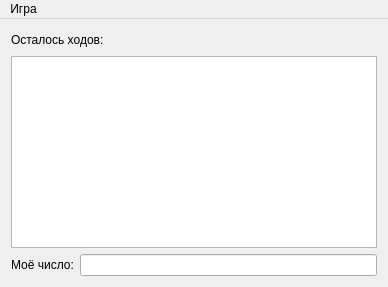
Qt form bulls_and_cows/mainwindow.ui (dimV36/bulls_and_cows) before a commit.
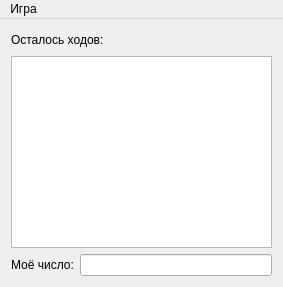
The same form after that commit. Icons and pictures are not drawn.

Patch:
```diff
--- a/bulls_and_cows/mainwindow.ui
+++ b/bulls_and_cows/mainwindow.ui
@@ -6,10 +6,16 @@
    <rect>
     <x>0</x>
     <y>0</y>
-    <width>388</width>
+    <width>283</width>
     <height>287</height>
    </rect>
   </property>
+  <property name="maximumSize">
+   <size>
+    <width>450</width>
+    <height>300</height>
+   </size>
+  </property>
   <property name="windowTitle">
    <string>Игра &quot;Быки и коровы&quot;</string>
   </property>
@@ -166,7 +172,7 @@
     <rect>
      <x>0</x>
      <y>0</y>
-     <width>388</width>
+     <width>283</width>
      <height>20</height>
     </rect>
    </property>
```
Left out of the diff: 35 changed lines with no effect on the pictures.
